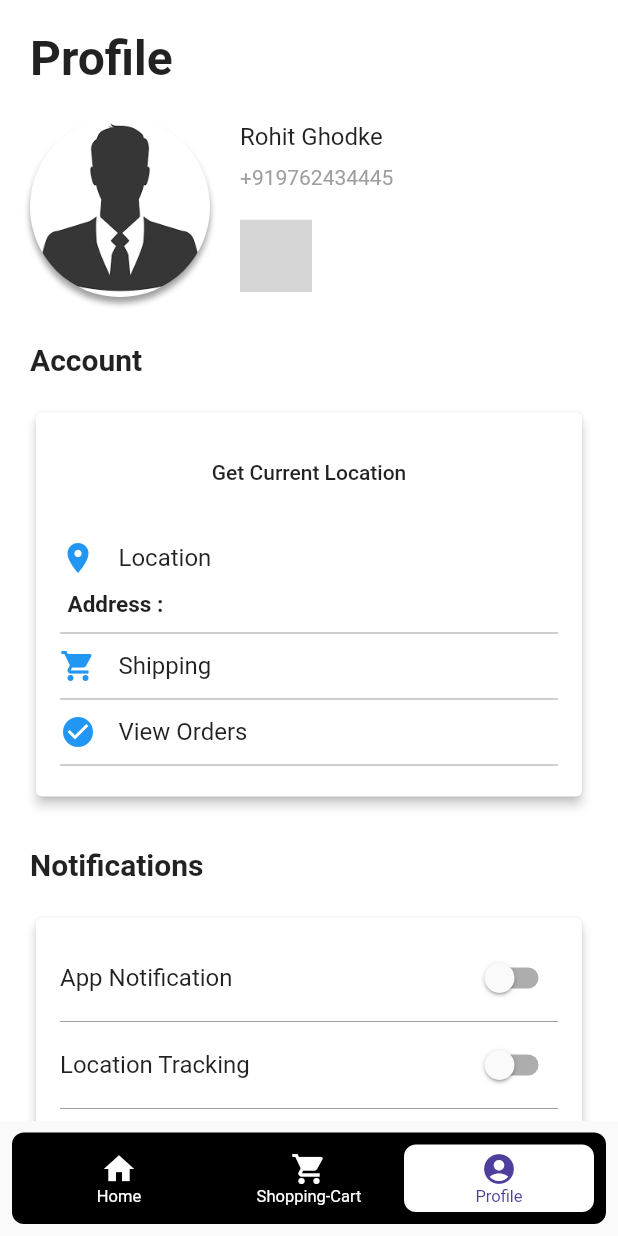
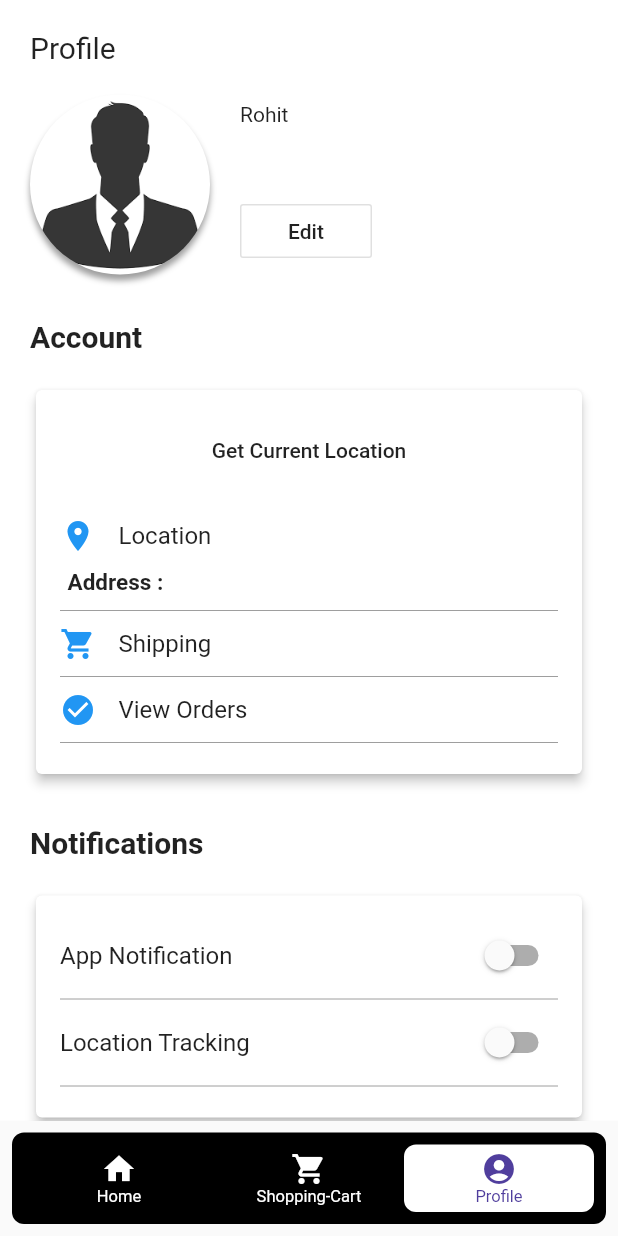
Before and after one commit to Doffil/timepass_working, a Flutter app: the screen it shows after launch, swiped to page 3, on a phone screen of 412 x 824 dp. Run offline on Flutter 3.47's test engine with Material 2 defaults, Android fonts, the phone set to English and light mode, and no system bars; drawn by our look-alikes of floating_bottom_navigation_bar; our stand-ins replace firebase_auth, firebase_core, geolocator; missing offline and left inert: animated_splash, dart:ffi; accounts and stored records are empty; network calls fail; grey boxes are pictures that could not be loaded.

Commit message:
done with edit button

```diff
--- a/timepass/lib/pages/ProfilePage.dart
+++ b/timepass/lib/pages/ProfilePage.dart
@@ -14,6 +14,7 @@ class _ProfilePageState extends State<ProfilePage> {
   String _currentAddress="";
   bool turnOnNotification = false;
   bool turnOnLocation = false;
+
 
   void _getCurrentLocation() async{
     final position = await Geolocator().getCurrentPosition(desiredAccuracy: LocationAccuracy.high);
@@ -33,9 +34,58 @@ class _ProfilePageState extends State<ProfilePage> {
   }
 
 
+
   @override
   Widget build(BuildContext context) {
-    String addr="Pruthvi House,Nashik-422009";
+
+    final myController=TextEditingController();
+    final myController1=TextEditingController();
+    final myController2=TextEditingController();
+    String name="Rohit",mobile="9384034";
+
+//
+//    @override
+//    void dispose() {
+//      // Clean up the controller when the widget is disposed.
+//      myController.dispose();
+//      myController1.dispose();
+//      myController2.dispose();
+//      super.dispose();
+//    }
+
+   void _showDialog(){
+      showDialog(
+        context:context,
+        builder: (BuildContext context) {
+          return AlertDialog(
+              title: Text('Edit Profile'),
+              content:TextField(
+                controller: myController,
+              ),
+            actions: <Widget>[
+              FlatButton(
+                child: Text('Cancel'),
+                onPressed: (){
+                  Navigator.pop(context);
+                },
+              ),
+              FlatButton(
+              child: Text('Update'),
+                onPressed: (){
+                  setState(() {
+                    name=myController.text;
+                    mobile=myController2.text;
+                    Navigator.pop(context);
+                  });
+                },
+            ),
+            ],
+
+          );
+        }
+          );
+    }
+
     return Scaffold(
       backgroundColor: Colors.white,
       body: SingleChildScrollView(
@@ -45,13 +95,10 @@ class _ProfilePageState extends State<ProfilePage> {
           child: Column(
             crossAxisAlignment: CrossAxisAlignment.start,
             children: <Widget>[
-
               Text(
                 "Profile",
                 style: TextStyle(
-                  fontSize: 32.0,
-                  fontWeight: FontWeight.bold,
-
+                  fontSize: 20.0,
                 ),
               ),
               SizedBox(
@@ -86,23 +133,23 @@ class _ProfilePageState extends State<ProfilePage> {
                   Column(
                     crossAxisAlignment: CrossAxisAlignment.start,
                     children: <Widget>[
-                      Text(
-                        "Rohit Ghodke",
-                        style: TextStyle(
-                          fontSize: 16.0,
-                        ),
-                      ),
+                      Text(name),
                       SizedBox(
                         height: 10.0,
                       ),
                       Text(
-                        "+919762434445",
-                        style: TextStyle(color: Colors.grey),
+                        myController2.text,
                       ),
                       SizedBox(
                         height: 20.0,
                       ),
-                      SmallButton(btnText: "Edit"),
+                      OutlineButton(
+                        child: Text('Edit'),
+                        onPressed:(){
+                          _showDialog();
+                        }
+                      )
+//                      SmallButton(btnText: "Edit",),
                     ],
                   ),
                 ],
--- a/timepass/pubspec.yaml
+++ b/timepass/pubspec.yaml
@@ -27,6 +27,8 @@ dependencies:
   # The following adds the Cupertino Icons font to your application.
   # Use with the CupertinoIcons class for iOS style icons.
   cupertino_icons: ^0.1.3
+  firebase_core: ^0.4.5
+  firebase_auth: ^0.16.1
   floating_bottom_navigation_bar: ^1.3.0
   geolocator: ^5.3.2+2
 dev_dependencies:
@@ -48,6 +50,7 @@ flutter:
   assets:
      - assets/images/profileuser.png
      - assets/images/shopping.jpeg
+     - assets/images/login.png
 
   # An image asset can refer to one or more resolution-specific "variants", see
   # https://flutter.dev/assets-and-images/#resolution-aware.
```
Also changed, not shown: timepass/assets/images/login.png (added), timepass/pubspec.lock.
